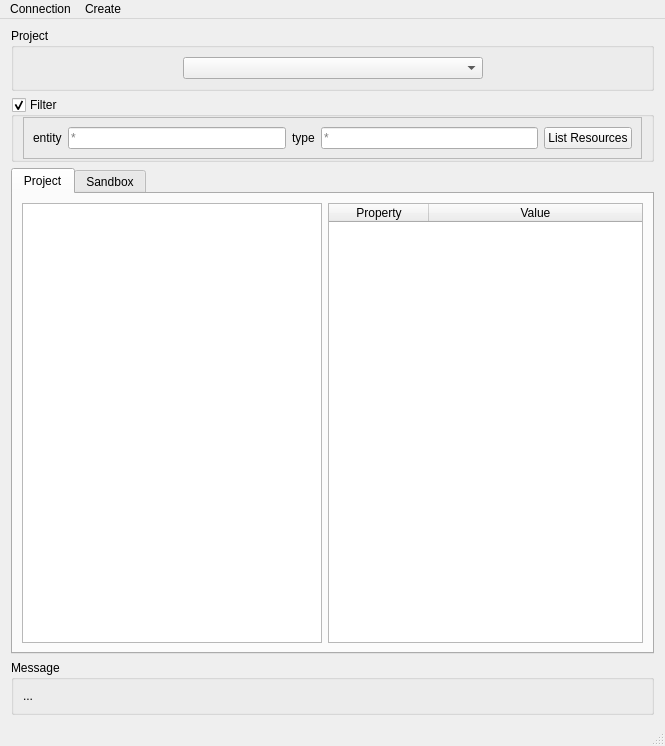
Qt form gui/main_window.ui (dddjef/pulse) before a commit.
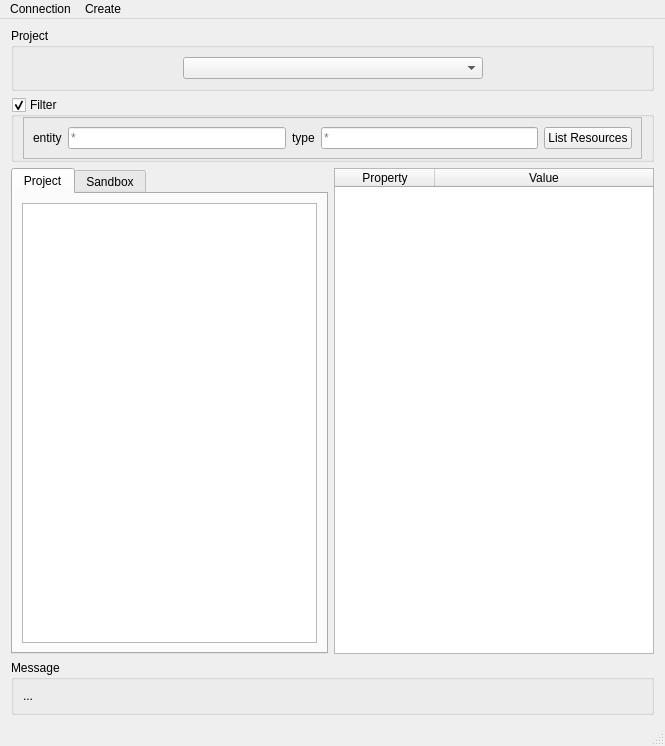
The same form after that commit. The open tabs and pages were chosen to show the change.

Commit message: unified property panels

Diff of the .ui file:
```diff
--- a/gui/main_window.ui
+++ b/gui/main_window.ui
@@ -153,7 +153,15 @@
      </widget>
     </item>
     <item>
+     <layout class="QHBoxLayout" name="main_layout">
+      <item>
      <widget class="QTabWidget" name="tabWidget">
+        <property name="maximumSize">
+         <size>
+          <width>317</width>
+          <height>16777215</height>
+         </size>
+        </property>
       <property name="currentIndex">
        <number>0</number>
       </property>
@@ -189,35 +197,6 @@
           </column>
          </widget>
         </item>
-        <item>
-         <widget class="QTableWidget" name="project_tableWidget">
-          <property name="editTriggers">
-           <set>QAbstractItemView::NoEditTriggers</set>
-          </property>
-          <property name="alternatingRowColors">
-           <bool>true</bool>
-          </property>
-          <property name="selectionMode">
-           <enum>QAbstractItemView::NoSelection</enum>
-          </property>
-          <attribute name="horizontalHeaderStretchLastSection">
-           <bool>true</bool>
-          </attribute>
-          <attribute name="verticalHeaderVisible">
-           <bool>false</bool>
-          </attribute>
-          <column>
-           <property name="text">
-            <string>Property</string>
-           </property>
-          </column>
-          <column>
-           <property name="text">
-            <string>Value</string>
-           </property>
-          </column>
-         </widget>
-        </item>
        </layout>
       </widget>
       <widget class="QWidget" name="sandbox_tab">
@@ -246,8 +225,12 @@
           </column>
          </widget>
         </item>
+         </layout>
+        </widget>
+       </widget>
+      </item>
         <item>
-         <widget class="QTableWidget" name="sandbox_tableWidget">
+       <widget class="QTableWidget" name="current_tableWidget">
           <property name="editTriggers">
            <set>QAbstractItemView::NoEditTriggers</set>
           </property>
@@ -276,8 +259,6 @@
          </widget>
         </item>
        </layout>
-      </widget>
-     </widget>
     </item>
     <item>
      <widget class="QGroupBox" name="groupBox_2">
```
Left out of the diff: 2 changed lines with no effect on the pictures. Lines whose indentation alone changed are shown as unchanged. The commit also changes 1 other file.
